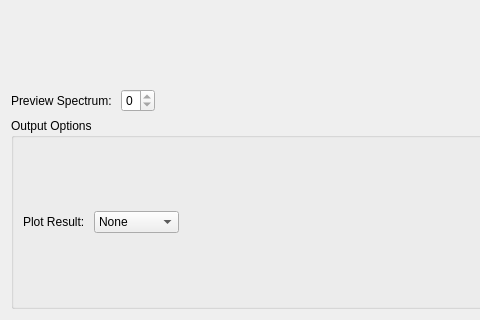
Old version of the form MantidQt/CustomInterfaces/inc/MantidQtCustomInterfaces/Indirect/Quasi.ui in the repository mantidproject/mantid; both pictures show x 0 to 480 and y 280 to 600 of the 900 by 600 pixel window.
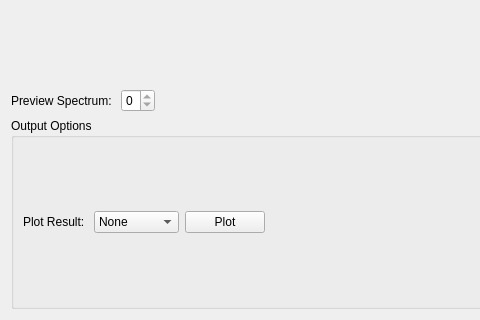
New version of the form. Custom widgets are drawn as their Qt base class.

Commit message:
Added a button for plotting
Refs #17012

What changed in the file:
```diff
--- a/MantidQt/CustomInterfaces/inc/MantidQtCustomInterfaces/Indirect/Quasi.ui
+++ b/MantidQt/CustomInterfaces/inc/MantidQtCustomInterfaces/Indirect/Quasi.ui
@@ -365,6 +365,13 @@
           </item>
          </widget>
         </item>
+        <item>
+         <widget class="QPushButton" name="pbPlot">
+          <property name="text">
+           <string>Plot</string>
+          </property>
+         </widget>
+        </item>
         <item>
          <spacer name="horizontalSpacer_18">
           <property name="orientation">
```
